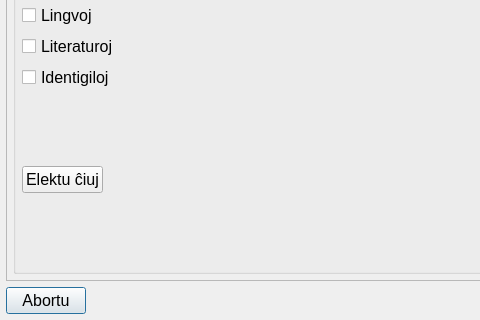
MDCremer/Gradivus, file datumojapogilo.ui: the form before one commit; both pictures show x 0 to 480 and y 280 to 600 of the 800 by 600 pixel window.
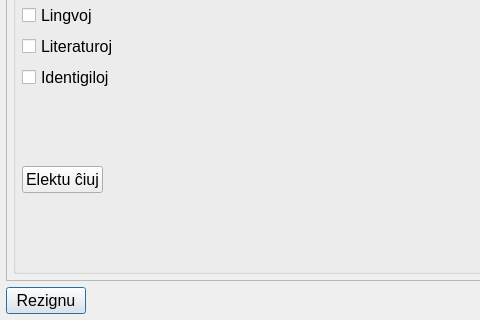
The form after the commit.

What changed in the file:
```diff
--- a/datumojapogilo.ui
+++ b/datumojapogilo.ui
@@ -224,7 +224,7 @@
      <item>
       <widget class="QPushButton" name="abortu">
        <property name="text">
-        <string>Abortu</string>
+        <string>Rezignu</string>
        </property>
        <property name="default">
         <bool>true</bool>
```
